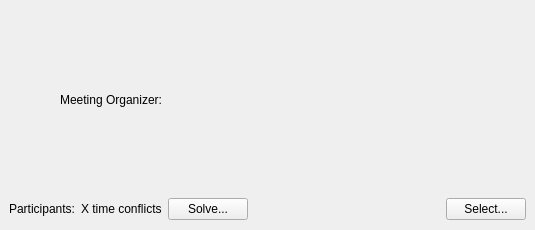
Above: incidenceeditors/incidenceeditor-ng/eventortodomoremobile.ui from chusopr/kdepim-ktimetracker-akonadi before the change. Below: the same form after it.
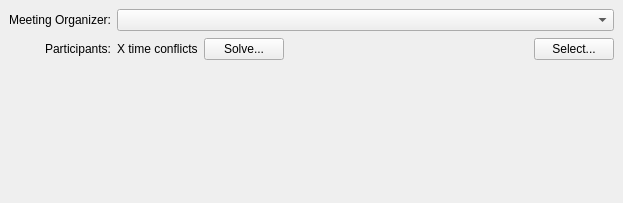
That is the form after the change. The open tabs and pages were chosen to show the change. Custom widgets are drawn as their Qt base class.

Commit message: - Add a non-editable combo to the ui file for the organizer - Add a placeholder for the Attendee widget to the ui file - Adapt IncidenceAttendee to above changes.

Diff of the .ui file:
```diff
--- a/incidenceeditors/incidenceeditor-ng/eventortodomoremobile.ui
+++ b/incidenceeditors/incidenceeditor-ng/eventortodomoremobile.ui
@@ -6,8 +6,8 @@
    <rect>
     <x>0</x>
     <y>0</y>
-    <width>535</width>
-    <height>230</height>
+    <width>623</width>
+    <height>197</height>
    </rect>
   </property>
   <property name="windowTitle">
@@ -125,8 +125,8 @@
    </layout>
   </widget>
   <widget class="QWidget" name="mAttendeeWidget">
-   <layout class="QGridLayout" name="gridLayout">
-    <item row="0" column="0" colspan="2">
+   <layout class="QGridLayout" name="gridLayout_9">
+    <item row="0" column="0">
      <widget class="QLabel" name="label_3">
       <property name="text">
        <string>Meeting Organizer:</string>
@@ -136,6 +136,56 @@
       </property>
      </widget>
     </item>
+    <item row="0" column="1">
+     <widget class="QStackedWidget" name="mOrganizerStack">
+      <property name="sizePolicy">
+       <sizepolicy hsizetype="Preferred" vsizetype="Fixed">
+        <horstretch>0</horstretch>
+        <verstretch>0</verstretch>
+       </sizepolicy>
+      </property>
+      <property name="currentIndex">
+       <number>0</number>
+      </property>
+      <widget class="QWidget" name="i_am_organizer">
+       <layout class="QGridLayout" name="gridLayout_8">
+        <property name="margin">
+         <number>0</number>
+        </property>
+        <item row="0" column="0">
+         <widget class="KComboBox" name="mOrganizerCombo">
+          <property name="sizePolicy">
+           <sizepolicy hsizetype="MinimumExpanding" vsizetype="Fixed">
+            <horstretch>0</horstretch>
+            <verstretch>0</verstretch>
+           </sizepolicy>
+          </property>
+          <property name="toolTip">
+           <string extracomment="@info:tooltip">Set the organizer identity</string>
+          </property>
+          <property name="whatsThis">
+           <string extracomment="@info:whatsthis">Sets the identity corresponding to the organizer of this to-do or event. Identities can be set in the 'Personal' section of the KOrganizer configuration, or in the Personal'-&gt;'About Me'-&gt;'Password &amp; User Account' section of the System Settings. In addition, identities are gathered from your KMail settings and from your address book. If you choose to set it globally for KDE in the System Settings, be sure to check 'Use email settings from System Settings' in the 'Personal' section of the KOrganizer configuration.</string>
+          </property>
+         </widget>
+        </item>
+       </layout>
+      </widget>
+      <widget class="QWidget" name="someone_else_is_organizer">
+       <layout class="QGridLayout" name="gridLayout_12">
+        <property name="margin">
+         <number>0</number>
+        </property>
+        <item row="0" column="0">
+         <widget class="QLabel" name="mOrganizerLabel">
+          <property name="text">
+           <string>TextLabel</string>
+          </property>
+         </widget>
+        </item>
+       </layout>
+      </widget>
+     </widget>
+    </item>
     <item row="1" column="0">
      <widget class="QLabel" name="label_5">
       <property name="text">
@@ -147,14 +197,14 @@
      </widget>
     </item>
     <item row="1" column="1">
-     <widget class="QLabel" name="mConflictsLabel">
-      <property name="text">
-       <string>X time conflicts</string>
-      </property>
-     </widget>
-    </item>
-    <item row="1" column="2">
      <layout class="QHBoxLayout" name="horizontalLayout_7">
+      <item>
+       <widget class="QLabel" name="mConflictsLabel">
+        <property name="text">
+         <string>X time conflicts</string>
+        </property>
+       </widget>
+      </item>
       <item>
        <widget class="QPushButton" name="mSolveButton">
         <property name="text">
@@ -184,6 +234,16 @@
       </item>
      </layout>
     </item>
+    <item row="2" column="0" colspan="2">
+     <widget class="QWidget" name="mAttendeWidgetPlaceHolder" native="true">
+      <property name="sizePolicy">
+       <sizepolicy hsizetype="Preferred" vsizetype="Expanding">
+        <horstretch>0</horstretch>
+        <verstretch>0</verstretch>
+       </sizepolicy>
+      </property>
+     </widget>
+    </item>
    </layout>
   </widget>
   <widget class="QWidget" name="page_2">
```
Left out of the diff: 2 changed lines with no effect on the pictures. The commit also changes 3 other files.
